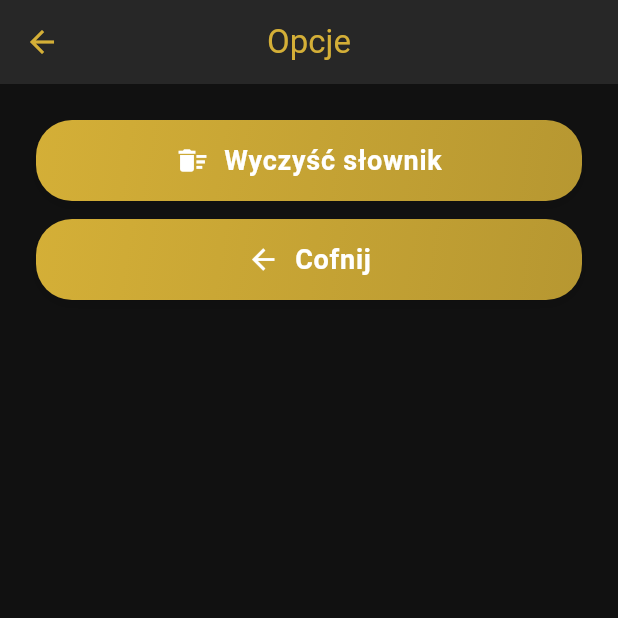
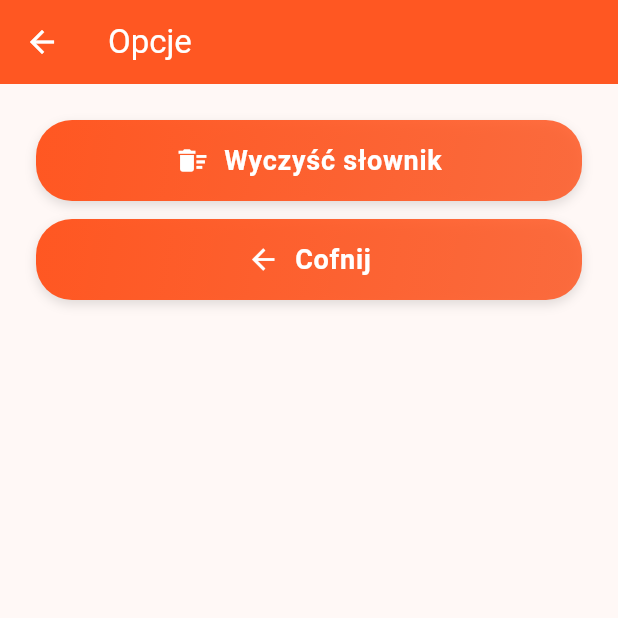
Before and after one commit to Funiek/learn-eso, a Flutter app: the screen it shows after launch, after a tap on "Opcje", on a phone screen of 412 x 824 dp, the top half of it. Run offline on Flutter 3.47's test engine with Material 3 defaults, Android fonts, the phone set to English and light mode, and no system bars; our stand-ins replace flutter_dotenv, fluttertoast, shared_preferences, sqflite; missing offline and left inert: google_translator; accounts and stored records are empty.

Commit message:
revert color scheme to original deepOrange and grey theme while preserving UX upgrades

```diff
--- a/lib/main.dart
+++ b/lib/main.dart
@@ -43,33 +43,12 @@ class _MyAppState extends State<MyApp> {
       builder: () => MaterialApp(
         title: 'LearnESO',
         theme: ThemeData(
+          colorScheme: ColorScheme.fromSeed(
+            seedColor: Colors.deepOrange,
+            primary: Colors.grey,
+            secondary: Colors.deepOrange,
+          ),
           useMaterial3: true,
-          brightness: Brightness.dark,
-          scaffoldBackgroundColor: const Color(0xFF111111), // Deep Obsidian Void Black
-          colorScheme: const ColorScheme.dark(
-            primary: Color(0xFF8E8E8E), // Akatosh Silver/Stone Grey
-            secondary: Color(0xFFD4AF37), // Elder Scrolls Imperial Gold
-            surface: Color(0xFF1E1E1E), // Dark Slate Menu Background
-            onPrimary: Colors.black,
-            onSecondary: Colors.black,
-          ),
-          cardTheme: const CardThemeData(
-            color: Color(0xFFF5E6CC), // Warm Ancient Parchment Cream
-            surfaceTintColor: Colors.transparent,
-            shape: RoundedRectangleBorder(
-              borderRadius: BorderRadius.all(Radius.circular(16)),
-              side: BorderSide(
-                color: Color(0xFFC4B18B), // Aged Parchment Edge/Dust Border
-                width: 1.5,
-              ),
-            ),
-          ),
-          appBarTheme: const AppBarTheme(
-            backgroundColor: Color(0xFF1E1E1E),
-            foregroundColor: Color(0xFFD4AF37), // Gold Title
-            elevation: 3,
-            centerTitle: true,
-          ),
         ),
         home: Navigator(
           pages: [
@@ -118,6 +97,8 @@ class MainMenu extends StatelessWidget {
   Widget build(BuildContext context) {
     return Scaffold(
       appBar: AppBar(
+        backgroundColor: Theme.of(context).colorScheme.secondary,
+        foregroundColor: Colors.white,
         title: Text(title),
       ),
       body: Center(
--- a/lib/views/learn_words_view.dart
+++ b/lib/views/learn_words_view.dart
@@ -77,6 +77,8 @@ class _LearnWordsViewState extends State<LearnWordsView> {
 
     return Scaffold(
       appBar: AppBar(
+        backgroundColor: Theme.of(context).colorScheme.secondary,
+        foregroundColor: Colors.white,
         title: const Text('Naucz się słówek'),
       ),
       body: GestureDetector(
@@ -116,7 +118,6 @@ class _LearnWordsViewState extends State<LearnWordsView> {
                           fontSize: 28,
                           fontWeight: FontWeight.bold,
                           letterSpacing: 0.5,
-                          color: Color(0xFF231F1A), // Deep Ink Charcoal for Parchment Contrast
                         ),
                         textAlign: TextAlign.center,
                       ),
--- a/lib/views/options_view.dart
+++ b/lib/views/options_view.dart
@@ -21,6 +21,8 @@ class _OptionsViewState extends State<OptionsView> {
   Widget build(BuildContext context) {
     return Scaffold(
       appBar: AppBar(
+        backgroundColor: Theme.of(context).colorScheme.secondary,
+        foregroundColor: Colors.white,
         title: const Text('Opcje'),
       ),
       body: Center(
--- a/lib/views/translator_view.dart
+++ b/lib/views/translator_view.dart
@@ -31,6 +31,8 @@ class _TranslatorViewState extends State<TranslatorView> {
   Widget build(BuildContext context) {
     return Scaffold(
       appBar: AppBar(
+        backgroundColor: Theme.of(context).colorScheme.secondary,
+        foregroundColor: Colors.white,
         title: const Text('Translator'),
       ),
       body: Column(
--- a/lib/views/words_list_view.dart
+++ b/lib/views/words_list_view.dart
@@ -50,6 +50,8 @@ class _WordsListViewState extends State<WordsListView> {
   Widget build(BuildContext context) {
     return Scaffold(
       appBar: AppBar(
+        backgroundColor: Theme.of(context).colorScheme.secondary,
+        foregroundColor: Colors.white,
         title: const Text('Lista fiszek'),
       ),
       body: Center(
```
